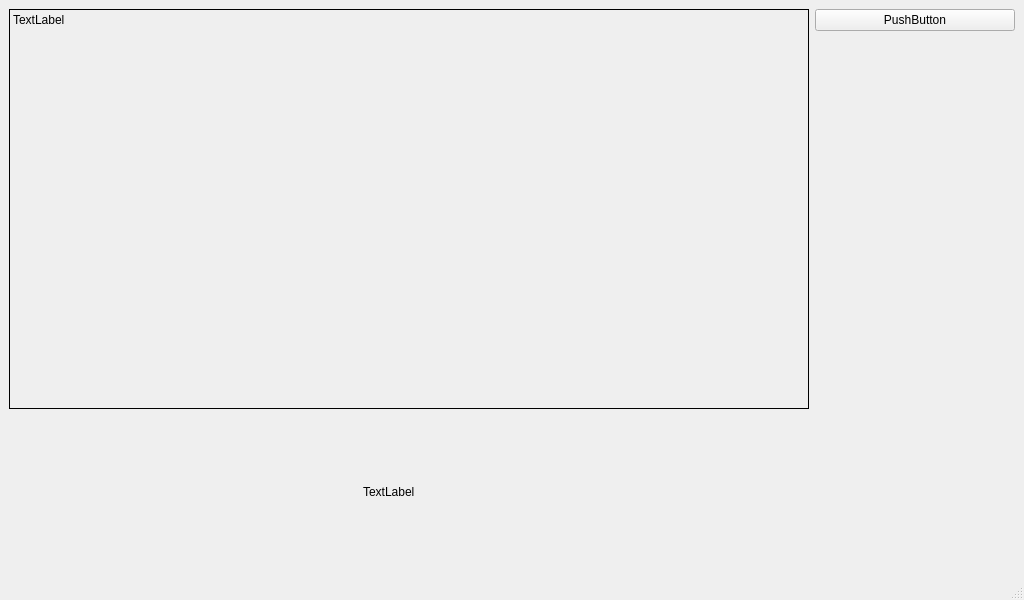
Old version of the form UI/mainwindow.ui in the repository abikemechanic/SC_VisionInspection.
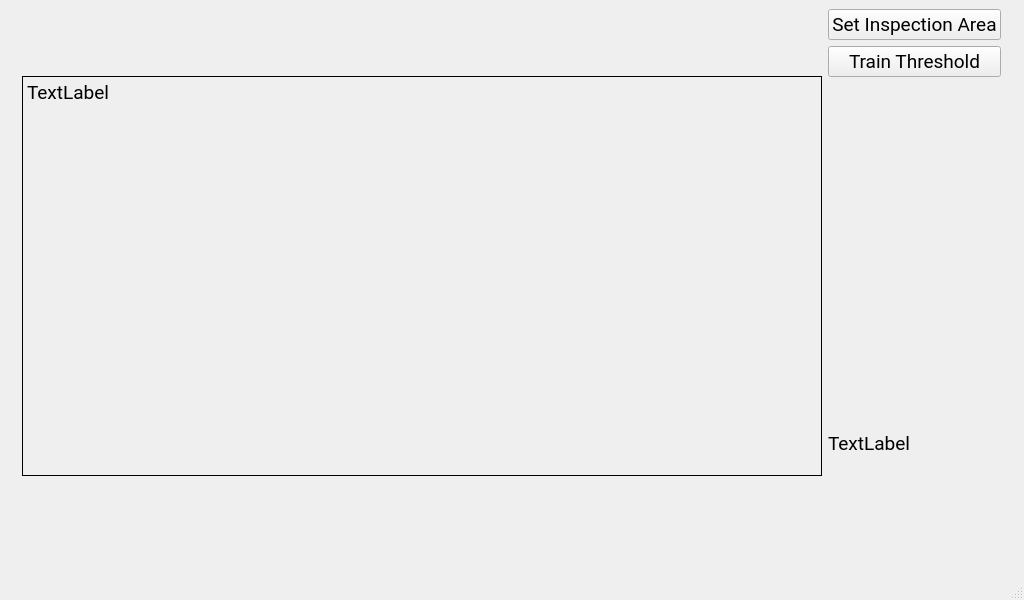
New version of the form.

Commit message:
analyzing and showing image in UI
create UI to train and set inspection area

Diff of the .ui file:
```diff
--- a/UI/mainwindow.ui
+++ b/UI/mainwindow.ui
@@ -10,6 +10,18 @@
     <height>600</height>
    </rect>
   </property>
+  <property name="sizePolicy">
+   <sizepolicy hsizetype="Fixed" vsizetype="Fixed">
+    <horstretch>0</horstretch>
+    <verstretch>0</verstretch>
+   </sizepolicy>
+  </property>
+  <property name="font">
+   <font>
+    <family>Roboto</family>
+    <pointsize>14</pointsize>
+   </font>
+  </property>
   <property name="windowTitle">
    <string>MainWindow</string>
   </property>
@@ -49,25 +61,6 @@
         </item>
         <item>
          <layout class="QHBoxLayout" name="horizontalLayout_2">
-          <item>
-           <widget class="QLabel" name="lbl_InspectionFeed">
-            <property name="sizePolicy">
-             <sizepolicy hsizetype="Fixed" vsizetype="Expanding">
-              <horstretch>0</horstretch>
-              <verstretch>0</verstretch>
-             </sizepolicy>
-            </property>
-            <property name="minimumSize">
-             <size>
-              <width>50</width>
-              <height>20</height>
-             </size>
-            </property>
-            <property name="text">
-             <string>TextLabel</string>
-            </property>
-           </widget>
-          </item>
           <item>
            <spacer name="horizontalSpacer">
             <property name="orientation">
@@ -93,7 +86,14 @@
         <item>
          <widget class="QPushButton" name="pushButton">
           <property name="text">
-           <string>PushButton</string>
+           <string>Set Inspection Area</string>
+          </property>
+         </widget>
+        </item>
+        <item>
+         <widget class="QPushButton" name="pushButton_2">
+          <property name="text">
+           <string>Train Threshold</string>
           </property>
          </widget>
         </item>
@@ -110,6 +110,25 @@
           </property>
          </spacer>
         </item>
+        <item>
+         <widget class="QLabel" name="lbl_InspectionFeed">
+          <property name="sizePolicy">
+           <sizepolicy hsizetype="Fixed" vsizetype="Expanding">
+            <horstretch>0</horstretch>
+            <verstretch>0</verstretch>
+           </sizepolicy>
+          </property>
+          <property name="minimumSize">
+           <size>
+            <width>50</width>
+            <height>20</height>
+           </size>
+          </property>
+          <property name="text">
+           <string>TextLabel</string>
+          </property>
+         </widget>
+        </item>
        </layout>
       </item>
      </layout>
```
Left out of the diff: 2 changed lines with no effect on the pictures. The commit also changes 4 other files.
